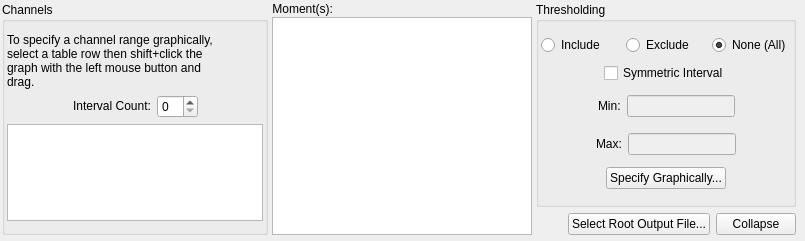
Before: the Qt Designer form code/display/QtPlotter/MomentSettingsWidgetRadio.ui in radio-astro/casa, drawn with Qt 5.
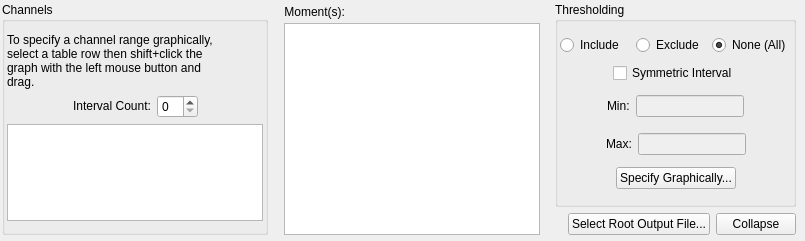
After: the same form once the commit is applied.

The edit to the form file:
```diff
--- a/code/display/QtPlotter/MomentSettingsWidgetRadio.ui
+++ b/code/display/QtPlotter/MomentSettingsWidgetRadio.ui
@@ -11,8 +11,8 @@
    </rect>
   </property>
   <property name="sizePolicy">
-   <sizepolicy hsizetype="Preferred" vsizetype="Preferred">
-    <horstretch>0</horstretch>
+   <sizepolicy hsizetype="Expanding" vsizetype="Preferred">
+    <horstretch>1</horstretch>
     <verstretch>0</verstretch>
    </sizepolicy>
   </property>
@@ -28,10 +28,13 @@
   <property name="autoFillBackground">
    <bool>false</bool>
   </property>
-  <layout class="QHBoxLayout" name="horizontalLayout_9">
+  <layout class="QHBoxLayout" name="horizontalLayout_9" stretch="0,0,0,0,0">
    <property name="spacing">
     <number>4</number>
    </property>
+   <property name="sizeConstraint">
+    <enum>QLayout::SetDefaultConstraint</enum>
+   </property>
    <property name="leftMargin">
     <number>2</number>
    </property>
@@ -144,14 +147,36 @@
     </widget>
    </item>
    <item>
-    <layout class="QVBoxLayout" name="verticalLayout_3">
+    <spacer name="horizontalSpacer_8">
+     <property name="orientation">
+      <enum>Qt::Horizontal</enum>
+     </property>
+     <property name="sizeHint" stdset="0">
+      <size>
+       <width>2</width>
+       <height>20</height>
+      </size>
+     </property>
+    </spacer>
+   </item>
+   <item>
+    <layout class="QVBoxLayout" name="verticalLayout_3" stretch="1,0">
      <property name="spacing">
       <number>1</number>
      </property>
+     <property name="sizeConstraint">
+      <enum>QLayout::SetNoConstraint</enum>
+     </property>
      <item>
       <layout class="QHBoxLayout" name="horizontalLayout_2">
        <item>
         <widget class="QLabel" name="momentLabel">
+         <property name="sizePolicy">
+          <sizepolicy hsizetype="Preferred" vsizetype="Preferred">
+           <horstretch>0</horstretch>
+           <verstretch>0</verstretch>
+          </sizepolicy>
+         </property>
          <property name="maximumSize">
           <size>
            <width>16777215</width>
@@ -173,7 +198,7 @@
          </property>
          <property name="sizeHint" stdset="0">
           <size>
-           <width>40</width>
+           <width>80</width>
            <height>10</height>
           </size>
          </property>
@@ -185,8 +210,8 @@
       <widget class="QListWidget" name="momentList">
        <property name="sizePolicy">
         <sizepolicy hsizetype="Expanding" vsizetype="Preferred">
-         <horstretch>241</horstretch>
-         <verstretch>251</verstretch>
+         <horstretch>1</horstretch>
+         <verstretch>0</verstretch>
         </sizepolicy>
        </property>
        <property name="minimumSize">
@@ -197,8 +222,14 @@
        </property>
        <property name="maximumSize">
         <size>
-         <width>300</width>
-         <height>250</height>
+         <width>1677795</width>
+         <height>1677795</height>
+        </size>
+       </property>
+       <property name="sizeIncrement">
+        <size>
+         <width>10</width>
+         <height>0</height>
         </size>
        </property>
        <property name="toolTip">
@@ -211,6 +242,19 @@
      </item>
     </layout>
    </item>
+   <item>
+    <spacer name="horizontalSpacer_9">
+     <property name="orientation">
+      <enum>Qt::Horizontal</enum>
+     </property>
+     <property name="sizeHint" stdset="0">
+      <size>
+       <width>2</width>
+       <height>20</height>
+      </size>
+     </property>
+    </spacer>
+   </item>
    <item>
     <layout class="QVBoxLayout" name="verticalLayout_2">
      <item>
```
Left out of the diff: 3 changed lines with no effect on the pictures.
